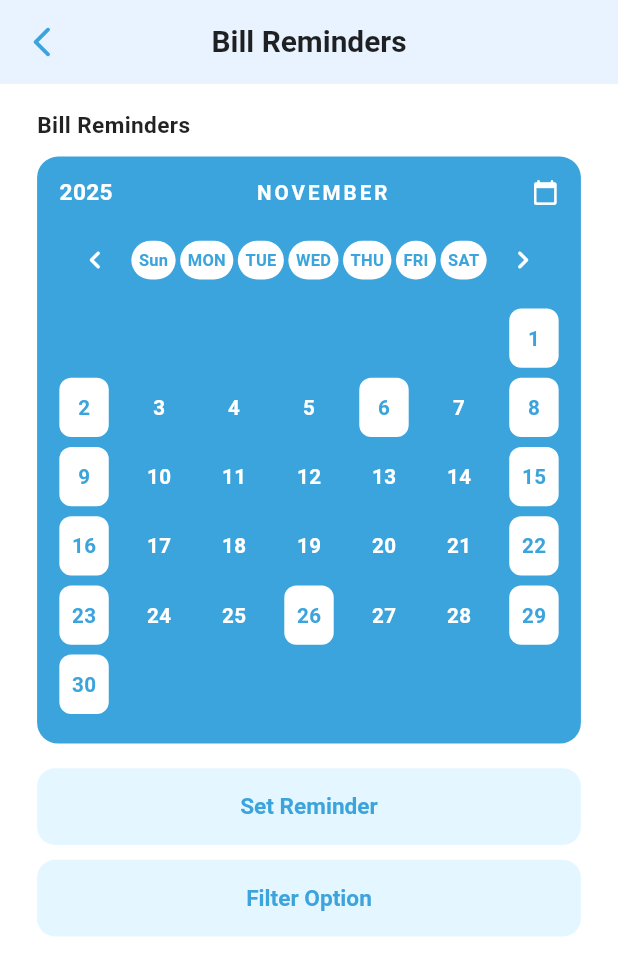
After one commit to zohairahmed96/live-e, a Flutter app: the _Body screen opened directly, on a phone screen of 412 x 824 dp. The commit adds this screen. Shown: the top 976 px of the screen. Run offline on Flutter 3.47's test engine with Material 3 defaults, Android fonts, the light colour scheme and no system bars; our stand-ins replace flutter_svg, image_picker, sizer.

Commit message:
Bill reminder and set reminder screen

```diff
--- a/lib/core/routes/app_routes.dart
+++ b/lib/core/routes/app_routes.dart
@@ -14,5 +14,7 @@ class AppRoutes {
   static const signup = '/signup';
   static const resetPassword = '/reset-password';
   static const transport = '/transport';
+  static const billReminders = '/bill-reminders';
+  static const setReminder = '/set-reminder';
   // static const home = '/home'; // TODO
 }
--- a/lib/ui/components/gradient_button.dart
+++ b/lib/ui/components/gradient_button.dart
@@ -9,6 +9,7 @@ class GradientButton extends StatelessWidget {
   final bool expand; // full width by default
   final double? height; // optional custom height
   final BorderRadius? radius;
+  final Gradient? gradient;
 
   const GradientButton({
     super.key,
@@ -18,6 +19,7 @@ class GradientButton extends StatelessWidget {
     this.expand = true,
     this.height,
     this.radius,
+    this.gradient,
   });
 
   @override
@@ -42,7 +44,7 @@ class GradientButton extends StatelessWidget {
             gradient: LinearGradient(
               begin: Alignment.centerLeft,
               end: Alignment.centerRight,
-              colors: [Color(0xFF55B4FF), Color(0xFF2D6DD6)],
+              colors: [Color(0xFF3CA4DC), Color(0xFF334EA0)],
             ),
           ),
           child: InkWell(
--- /dev/null
+++ b/lib/ui/components/light_blue_button.dart
@@ -0,0 +1,34 @@
+import 'package:flutter/material.dart';
+import 'package:sizer/sizer.dart';
+
+class LightBlueButton extends StatelessWidget {
+  final String label;
+  final VoidCallback onPressed;
+  const LightBlueButton({
+    super.key,
+    required this.label,
+    required this.onPressed,
+  });
+
+  @override
+  Widget build(BuildContext context) {
+    final bg = const Color(0xFFE4F6FF); // #E4F6FF
+    final fg = const Color(0xFF3CA4DC); // #3CA4DC
+    return SizedBox(
+      width: double.infinity,
+      height: 6.2.h,
+      child: TextButton(
+        style: TextButton.styleFrom(
+          backgroundColor: bg,
+          foregroundColor: fg,
+          shape: RoundedRectangleBorder(
+            borderRadius: BorderRadius.circular(12),
+          ),
+          textStyle: TextStyle(fontWeight: FontWeight.w700, fontSize: 11.sp),
+        ),
+        onPressed: onPressed,
+        child: Text(label),
+      ),
+    );
+  }
+}
--- a/lib/ui/components/text_field_common.dart
+++ b/lib/ui/components/text_field_common.dart
@@ -9,6 +9,7 @@ class TextFieldCommon extends StatelessWidget {
   final Widget? prefixIcon;
   final bool readOnly;
   final VoidCallback? onTap;
+  final Color? fillColor;
 
   const TextFieldCommon({
     super.key,
@@ -20,6 +21,7 @@ class TextFieldCommon extends StatelessWidget {
     this.prefixIcon,
     this.readOnly = false,
     this.onTap,
+    this.fillColor,
   });
 
   @override
@@ -35,7 +37,7 @@ class TextFieldCommon extends StatelessWidget {
         hintText: hint,
         prefixIcon: prefixIcon,
         filled: true,
-        fillColor: Colors.white,
+        fillColor: fillColor ?? Colors.white,
         contentPadding: const EdgeInsets.symmetric(
           vertical: 14,
           horizontal: 16,
--- /dev/null
+++ b/lib/ui/viewmodels/dashboard/bill_reminders_viewmodel.dart
@@ -0,0 +1,38 @@
+import 'package:flutter/material.dart';
+
+class BillRemindersViewModel extends ChangeNotifier {
+  DateTime current = DateTime.now();
+  final Set<DateTime> reminders = {
+    // sample highlighted dates (normalize to yyyy-mm-dd)
+    DateTime(DateTime.now().year, DateTime.now().month, 6),
+    DateTime(DateTime.now().year, DateTime.now().month, 15),
+    DateTime(DateTime.now().year, DateTime.now().month, 26),
+  };
+
+  void prevMonth() {
+    current = DateTime(current.year, current.month - 1, 1);
+    notifyListeners();
+  }
+
+  void nextMonth() {
+    current = DateTime(current.year, current.month + 1, 1);
+    notifyListeners();
+  }
+
+  bool isReminder(DateTime d) => reminders.any(
+    (r) => r.year == d.year && r.month == d.month && r.day == d.day,
+  );
+
+  // add/remove hooks
+  void toggleReminder(DateTime d) {
+    final found = reminders.lookup(DateTime(d.year, d.month, d.day));
+    if (found != null) {
+      reminders.removeWhere(
+        (r) => r.year == d.year && r.month == d.month && r.day == d.day,
+      );
+    } else {
+      reminders.add(DateTime(d.year, d.month, d.day));
+    }
+    notifyListeners();
+  }
+}
--- a/lib/ui/viewmodels/dashboard/transport_assistance_viewmodel.dart
+++ b/lib/ui/viewmodels/dashboard/transport_assistance_viewmodel.dart
@@ -1,4 +1,5 @@
 import 'package:flutter/material.dart';
+import 'package:liv_e/core/routes/app_routes.dart';
 
 class TransportAssistanceViewModel extends ChangeNotifier {
   void callARide(BuildContext ctx) {
@@ -10,8 +11,6 @@ class TransportAssistanceViewModel extends ChangeNotifier {
 
   void publicTransport(BuildContext ctx) {
     // TODO: navigate to routes/schedules
-    ScaffoldMessenger.of(
-      ctx,
-    ).showSnackBar(const SnackBar(content: Text('Public Transport tapped')));
+    Navigator.pushNamed(ctx, AppRoutes.setReminder);
   }
 }
--- /dev/null
+++ b/lib/ui/views/dashboard/bill_reminders_view.dart
@@ -0,0 +1,296 @@
+import 'package:flutter/material.dart';
+import 'package:liv_e/ui/viewmodels/dashboard/bill_reminders_viewmodel.dart'
+    show BillRemindersViewModel;
+import 'package:provider/provider.dart';
+import 'package:sizer/sizer.dart';
+
+import '../../components/light_blue_button.dart';
+
+class BillRemindersView extends StatelessWidget {
+  const BillRemindersView({super.key});
+
+  @override
+  Widget build(BuildContext context) {
+    return ChangeNotifierProvider(
+      create: (_) => BillRemindersViewModel(),
+      child: const _Body(),
+    );
+  }
+}
+
+class _Body extends StatelessWidget {
+  const _Body();
+
+  static const kBlue = Color(0xFF3CA4DC); // header back & calendar blue
+
+  @override
+  Widget build(BuildContext context) {
+    final vm = context.watch<BillRemindersViewModel>();
+
+    return Scaffold(
+      backgroundColor: Colors.white,
+      appBar: AppBar(
+        elevation: 0,
+        backgroundColor: const Color(0xFFE8F3FF),
+        leading: IconButton(
+          icon: const Icon(
+            Icons.arrow_back_ios_new_rounded,
+            color: kBlue,
+          ), // #3CA4DC
+          onPressed: () => Navigator.pop(context),
+        ),
+        centerTitle: true,
+        title: Text(
+          'Bill Reminders',
+          style: TextStyle(
+            fontSize: 14.5.sp,
+            fontWeight: FontWeight.w700,
+            color: Colors.black87,
+          ),
+        ),
+      ),
+      body: SafeArea(
+        top: false,
+        child: SingleChildScrollView(
+          padding: EdgeInsets.symmetric(horizontal: 6.w, vertical: 2.h),
+          child: Column(
+            crossAxisAlignment: CrossAxisAlignment.start,
+            children: [
+              Text(
+                'Bill Reminders',
+                style: TextStyle(
+                  fontWeight: FontWeight.w700,
+                  fontSize: 11.sp,
+                  color: Colors.black87,
+                ),
+              ),
+              SizedBox(height: 1.2.h),
+
+              _BlueCalendar(
+                month: vm.current,
+                isReminder: vm.isReminder,
+                onDayTap: vm.toggleReminder,
+                onPrev: vm.prevMonth,
+                onNext: vm.nextMonth,
+              ),
+
+              SizedBox(height: 2.0.h),
+              LightBlueButton(
+                label: 'Set Reminder',
+                onPressed: () {
+                  ScaffoldMessenger.of(context).showSnackBar(
+                    const SnackBar(content: Text('Set Reminder tapped')),
+                  );
+                },
+              ),
+              SizedBox(height: 1.2.h),
+              LightBlueButton(
+                label: 'Filter Option',
+                onPressed: () {
+                  ScaffoldMessenger.of(context).showSnackBar(
+                    const SnackBar(content: Text('Filter Option tapped')),
+                  );
+                },
+              ),
+              SizedBox(height: 2.0.h),
+            ],
+          ),
+        ),
+      ),
+    );
+  }
+}
+
+/// Blue calendar exactly like mock (blue panel, white weekend/reminder pills)
+class _BlueCalendar extends StatelessWidget {
+  final DateTime month;
+  final VoidCallback onPrev;
+  final VoidCallback onNext;
+  final bool Function(DateTime) isReminder;
+  final void Function(DateTime) onDayTap;
+
+  const _BlueCalendar({
+    required this.month,
+    required this.onPrev,
+    required this.onNext,
+    required this.isReminder,
+    required this.onDayTap,
+  });
+
+  static const kBlue = Color(0xFF3CA4DC);
+  static const _weekdayLabels = [
+    'Sun',
+    'MON',
+    'TUE',
+    'WED',
+    'THU',
+    'FRI',
+    'SAT',
+  ];
+
+  @override
+  Widget build(BuildContext context) {
+    final first = DateTime(month.year, month.month, 1);
+    final daysInMonth = DateTime(month.year, month.month + 1, 0).day;
+    final startWeekday = first.weekday % 7; // 0=Sun..6=Sat
+    final cells = startWeekday + daysInMonth;
+    final rows = (cells / 7).ceil();
+
+    return Container(
+      padding: EdgeInsets.symmetric(horizontal: 3.6.w, vertical: 1.6.h),
+      decoration: BoxDecoration(
+        color: kBlue,
+        borderRadius: BorderRadius.circular(14),
+      ),
+      child: Column(
+        children: [
+          // Top row (year, month, calendar icon)
+          Row(
+            children: [
+              Text(
+                '${month.year}',
+                style: TextStyle(
+                  color: Colors.white,
+                  fontWeight: FontWeight.w700,
+                  fontSize: 11.sp,
+                ),
+              ),
+              const Spacer(),
+              Text(
+                _monthName(month.month).toUpperCase(),
+                style: TextStyle(
+                  color: Colors.white,
+                  fontWeight: FontWeight.w700,
+                  letterSpacing: 2,
+                  fontSize: 10.sp,
+                ),
+              ),
+              const Spacer(),
+              const Icon(
+                Icons.calendar_today_rounded,
+                color: Colors.white,
+                size: 18,
+              ),
+            ],
+          ),
+          SizedBox(height: 1.2.h),
+
+          // Weekday header (white tabs)
+          Row(
+            children: [
+              IconButton(
+                onPressed: onPrev,
+                padding: EdgeInsets.zero,
+                icon: const Icon(
+                  Icons.chevron_left_rounded,
+                  color: Colors.white,
+                ),
+              ),
+              Expanded(
+                child: Row(
+                  mainAxisAlignment: MainAxisAlignment.spaceBetween,
+                  children: List.generate(7, (i) {
+                    final isWeekend = i == 0 || i == 6;
+                    return Container(
+                      padding: EdgeInsets.symmetric(
+                        horizontal: 1.2.w,
+                        vertical: .6.h,
+                      ),
+                      decoration: BoxDecoration(
+                        color: Colors.white,
+                        borderRadius: BorderRadius.circular(20),
+                      ),
+                      child: Text(
+                        _weekdayLabels[i],
+                        style: TextStyle(
+                          color: kBlue,
+                          fontWeight: FontWeight.w700,
+                          fontSize: 8.sp,
+                          letterSpacing: .2,
+                        ),
+                      ),
+                    );
+                  }),
+                ),
+              ),
+              IconButton(
+                onPressed: onNext,
+                padding: EdgeInsets.zero,
+                icon: const Icon(
+                  Icons.chevron_right_rounded,
+                  color: Colors.white,
+                ),
+              ),
+            ],
+          ),
+          SizedBox(height: 1.0.h),
+
+          // Dates grid
+          Column(
+            children: List.generate(rows, (r) {
+              return Padding(
+                padding: EdgeInsets.only(bottom: .8.h),
+                child: Row(
+                  mainAxisAlignment: MainAxisAlignment.spaceBetween,
+                  children: List.generate(7, (c) {
+                    final index = r * 7 + c;
+                    final dayNum = index - startWeekday + 1;
+                    if (dayNum < 1 || dayNum > daysInMonth) {
+                      return SizedBox(width: 8.w, height: 4.8.h); // empty cell
+                    }
+                    final date = DateTime(month.year, month.month, dayNum);
+                    final isWeekend = c == 0 || c == 6;
+                    final isHighlighted = isWeekend || isReminder(date);
+
+                    return GestureDetector(
+                      onTap: () => onDayTap(date),
+                      child: Container(
+                        width: 8.w,
+                        height: 4.8.h,
+                        decoration: BoxDecoration(
+                          color: isHighlighted
+                              ? Colors.white
+                              : Colors.transparent,
+                          borderRadius: BorderRadius.circular(8),
+                        ),
+                        alignment: Alignment.center,
+                        child: Text(
+                          '$dayNum',
+                          style: TextStyle(
+                            fontWeight: FontWeight.w600,
+                            color: isHighlighted
+                                ? kBlue
+                                : Colors.white, // rule you gave
+                            fontSize: 10.sp,
+                          ),
+                        ),
+                      ),
+                    );
+                  }),
+                ),
+              );
+            }),
+          ),
+        ],
+      ),
+    );
+  }
+
+  String _monthName(int m) {
+    const names = [
+      'January',
+      'February',
+      'March',
+      'April',
+      'May',
+      'June',
+      'July',
+      'August',
+      'September',
+      'October',
+      'November',
+      'December',
+    ];
+    return names[m - 1];
+  }
+}
--- a/pubspec.yaml
+++ b/pubspec.yaml
@@ -39,6 +39,7 @@ dependencies:
   # The following adds the Cupertino Icons font to your application.
   # Use with the CupertinoIcons class for iOS style icons.
   cupertino_icons: ^1.0.8
+  intl: ^0.20.2
 
 dev_dependencies:
   flutter_test:
```
Also changed, not shown: lib/core/routes/app_router.dart (+7 -0 lines), lib/ui/viewmodels/dashboard/set_reminder_viewmodel.dart (added, +74 -0 lines), lib/ui/views/dashboard/set_reminder_view.dart (added, +136 -0 lines), pubspec.lock.
